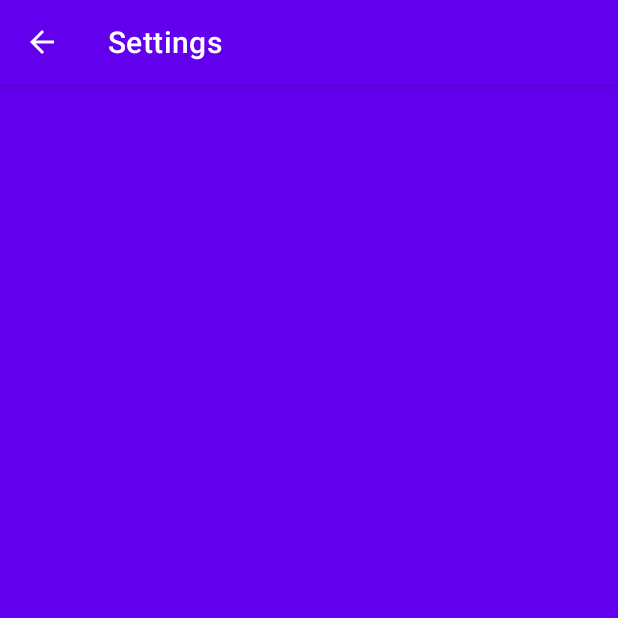
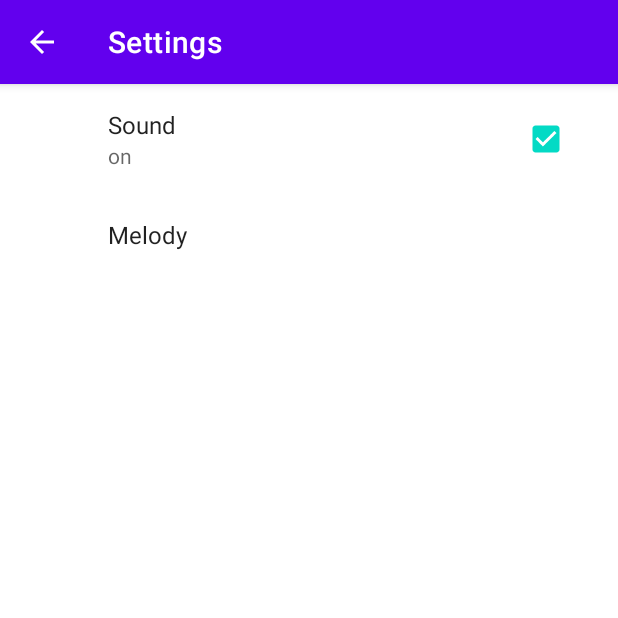
Before and after one commit to DennisHartstock/CoolTimer, an Android app: the SettingsActivity screen opened directly, with no data from a screen before it, on a phone screen of 412 x 824 dp, the top half of it. Run offline under Robolectric (Android 15) with nearby library versions, the phone set to English and light mode, and no system bars; our stand-ins replace androidx.preference.

Commit message:
SettingsFragment added

```diff
--- a/app/build.gradle
+++ b/app/build.gradle
@@ -35,4 +35,6 @@ dependencies {
     testImplementation 'junit:junit:4.+'
     androidTestImplementation 'androidx.test.ext:junit:1.1.3'
     androidTestImplementation 'androidx.test.espresso:espresso-core:3.4.0'
+
+    implementation 'androidx.preference:preference:1.2.0-rc01'
 }
--- /dev/null
+++ b/app/src/main/java/com/example/cooltimer/SettingsFragment.java
@@ -0,0 +1,14 @@
+package com.example.cooltimer;
+
+import android.os.Bundle;
+
+import androidx.annotation.Nullable;
+import androidx.preference.PreferenceFragmentCompat;
+
+public class SettingsFragment extends PreferenceFragmentCompat {
+
+    @Override
+    public void onCreatePreferences(@Nullable Bundle savedInstanceState, @Nullable String rootKey) {
+        addPreferencesFromResource(R.xml.timer_preferences);
+    }
+}
--- a/app/src/main/res/layout/activity_settings.xml
+++ b/app/src/main/res/layout/activity_settings.xml
@@ -1,10 +1,9 @@
 <?xml version="1.0" encoding="utf-8"?>
-<androidx.constraintlayout.widget.ConstraintLayout xmlns:android="http://schemas.android.com/apk/res/android"
-    xmlns:app="http://schemas.android.com/apk/res-auto"
-    xmlns:tools="http://schemas.android.com/tools"
+<fragment xmlns:android="http://schemas.android.com/apk/res/android"
+    android:id="@+id/activity_settings"
+    android:name="com.example.cooltimer.SettingsFragment"
     android:layout_width="match_parent"
     android:layout_height="match_parent"
-    android:background="@color/design_default_color_primary"
-    tools:context=".SettingsActivity">
+    android:background="@color/design_default_color_primary">
 
-</androidx.constraintlayout.widget.ConstraintLayout>
+</fragment>
--- /dev/null
+++ b/app/src/main/res/values/arrays.xml
@@ -0,0 +1,16 @@
+<?xml version="1.0" encoding="utf-8"?>
+<resources>
+
+    <array name="melodies">
+        <item>bell</item>
+        <item>bip</item>
+        <item>siren</item>
+    </array>
+
+    <array name="melody_values">
+        <item>bell_sound</item>
+        <item>bip_sound</item>
+        <item>siren_sound</item>
+    </array>
+
+</resources>
--- a/app/src/main/res/values/themes.xml
+++ b/app/src/main/res/values/themes.xml
@@ -12,5 +12,6 @@
         <!-- Status bar color. -->
         <item name="android:statusBarColor" tools:targetApi="l">?attr/colorPrimaryVariant</item>
         <!-- Customize your theme here. -->
+        <item name="preferenceTheme">@style/PreferenceThemeOverlay</item>
     </style>
 </resources>
--- /dev/null
+++ b/app/src/main/res/xml/timer_preferences.xml
@@ -0,0 +1,18 @@
+<?xml version="1.0" encoding="utf-8"?>
+<PreferenceScreen xmlns:android="http://schemas.android.com/apk/res/android">
+
+    <CheckBoxPreference
+        android:defaultValue="true"
+        android:key="sound"
+        android:summaryOff="off"
+        android:summaryOn="on"
+        android:title="Sound" />
+
+    <ListPreference
+        android:title="Melody"
+        android:key="melody"
+        android:defaultValue="bell_sound"
+        android:entries="@array/melodies"
+        android:entryValues="@array/melody_values"/>
+
+</PreferenceScreen>
```
Also changed, not shown: app/src/main/java/com/example/cooltimer/MainActivity.java (+25 -3 lines), 2 other files.
